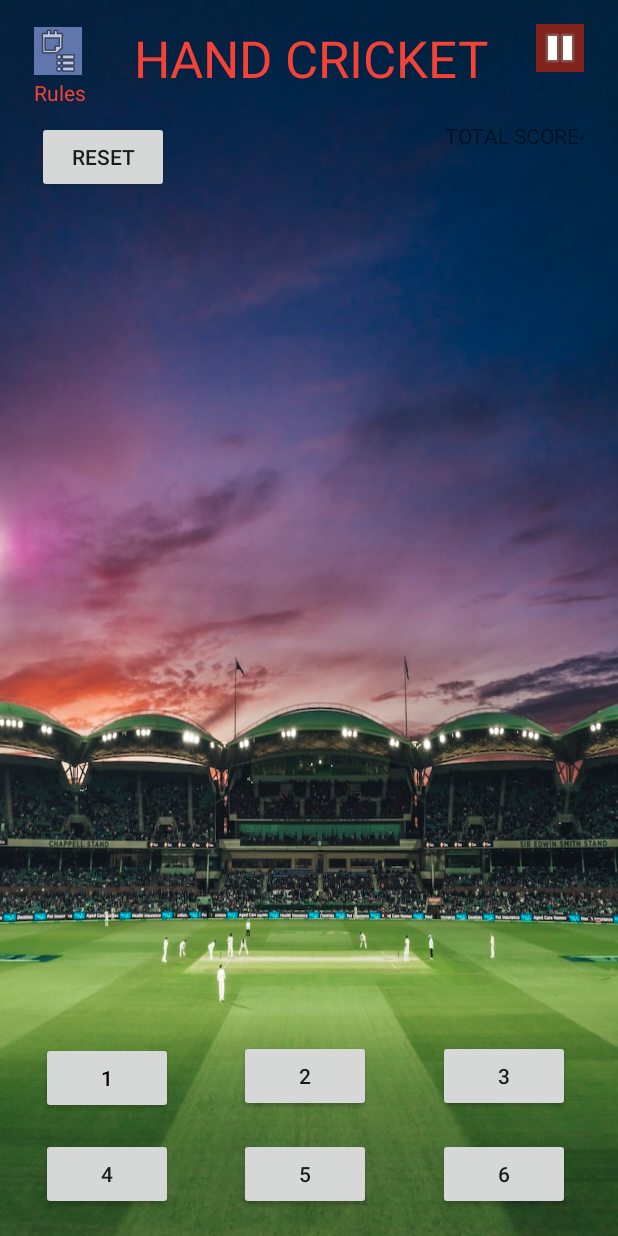
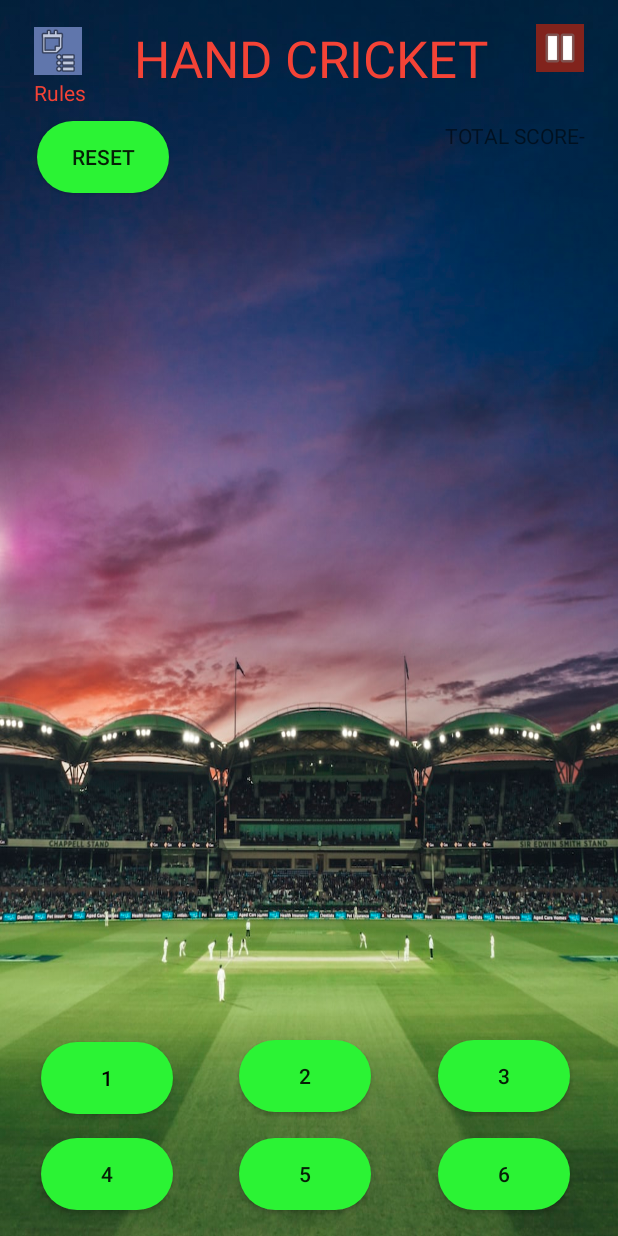
Before and after one commit to Armaan4477/HandCricket-MiniProject, an Android app: the MainActivity screen opened directly, with no data from a screen before it, on a phone screen of 412 x 824 dp. Run offline under Robolectric (Android 15) with nearby library versions, the phone set to English and light mode, and no system bars.

Commit message:
Button color updated.
Button color can be changed in "button_color.xml" in drawable folder.

```diff
--- /dev/null
+++ b/app/src/main/res/drawable/button_color.xml
@@ -0,0 +1,10 @@
+<?xml version="1.0" encoding="utf-8"?>
+<shape xmlns:android="http://schemas.android.com/apk/res/android"
+    android:shape="rectangle">
+
+    <corners
+        android:radius="190dp"/>
+    <solid
+        android:color="#2bf334"/>
+
+</shape>
--- a/app/src/main/res/layout/activity_main.xml
+++ b/app/src/main/res/layout/activity_main.xml
@@ -18,7 +18,8 @@
         android:text="@string/_4"
         app:layout_constraintBottom_toBottomOf="parent"
         app:layout_constraintEnd_toStartOf="@+id/button5"
-        app:layout_constraintStart_toStartOf="parent" />
+        app:layout_constraintStart_toStartOf="parent"
+        android:background="@drawable/button_color"/>
 
     <Button
         android:id="@+id/button5"
@@ -30,7 +31,8 @@
         android:text="@string/_5"
         app:layout_constraintBottom_toBottomOf="parent"
         app:layout_constraintEnd_toStartOf="@+id/button6"
-        app:layout_constraintStart_toEndOf="@+id/button4" />
+        app:layout_constraintStart_toEndOf="@+id/button4"
+        android:background="@drawable/button_color"/>
 
     <Button
         android:id="@+id/button6"
@@ -42,7 +44,8 @@
         android:text="@string/_6"
         app:layout_constraintBottom_toBottomOf="parent"
         app:layout_constraintEnd_toEndOf="parent"
-        app:layout_constraintStart_toEndOf="@+id/button5" />
+        app:layout_constraintStart_toEndOf="@+id/button5"
+        android:background="@drawable/button_color"/>
 
     <Button
         android:id="@+id/button1"
@@ -53,7 +56,8 @@
         android:text="1"
         android:textColor="@android:color/black"
         app:layout_constraintBottom_toTopOf="@+id/button4"
-        app:layout_constraintStart_toStartOf="@+id/button4" />
+        app:layout_constraintStart_toStartOf="@+id/button4"
+        android:background="@drawable/button_color"/>
 
     <Button
         android:id="@+id/button2"
@@ -63,7 +67,8 @@
         android:onClick="button2"
         android:text="@string/_2"
         app:layout_constraintBottom_toTopOf="@+id/button5"
-        app:layout_constraintStart_toStartOf="@+id/button5" />
+        app:layout_constraintStart_toStartOf="@+id/button5"
+        android:background="@drawable/button_color"/>
 
     <Button
         android:id="@+id/button3"
@@ -73,7 +78,8 @@
         android:onClick="button3"
         android:text="@string/_3"
         app:layout_constraintBottom_toTopOf="@+id/button6"
-        app:layout_constraintStart_toStartOf="@+id/button6" />
+        app:layout_constraintStart_toStartOf="@+id/button6"
+        android:background="@drawable/button_color"/>
 
     <TextView
         android:id="@+id/textView4"
@@ -159,8 +165,7 @@
         app:layout_constraintEnd_toEndOf="parent"
         app:layout_constraintStart_toEndOf="@+id/textView2"
         app:layout_constraintTop_toTopOf="parent"
-        app:srcCompat="@android:drawable/ic_media_pause"
-        tools:ignore="TouchTargetSizeCheck" />
+        app:srcCompat="@android:drawable/ic_media_pause" />
 
 
     <com.airbnb.lottie.LottieAnimationView
@@ -209,7 +214,8 @@
         android:onClick="Reset"
         android:text="Reset"
         app:layout_constraintStart_toStartOf="@+id/textView"
-        app:layout_constraintTop_toBottomOf="@+id/textView" />
+        app:layout_constraintTop_toBottomOf="@+id/textView"
+        android:background="@drawable/button_color"/>
 
 
 </androidx.constraintlayout.widget.ConstraintLayout>
```
